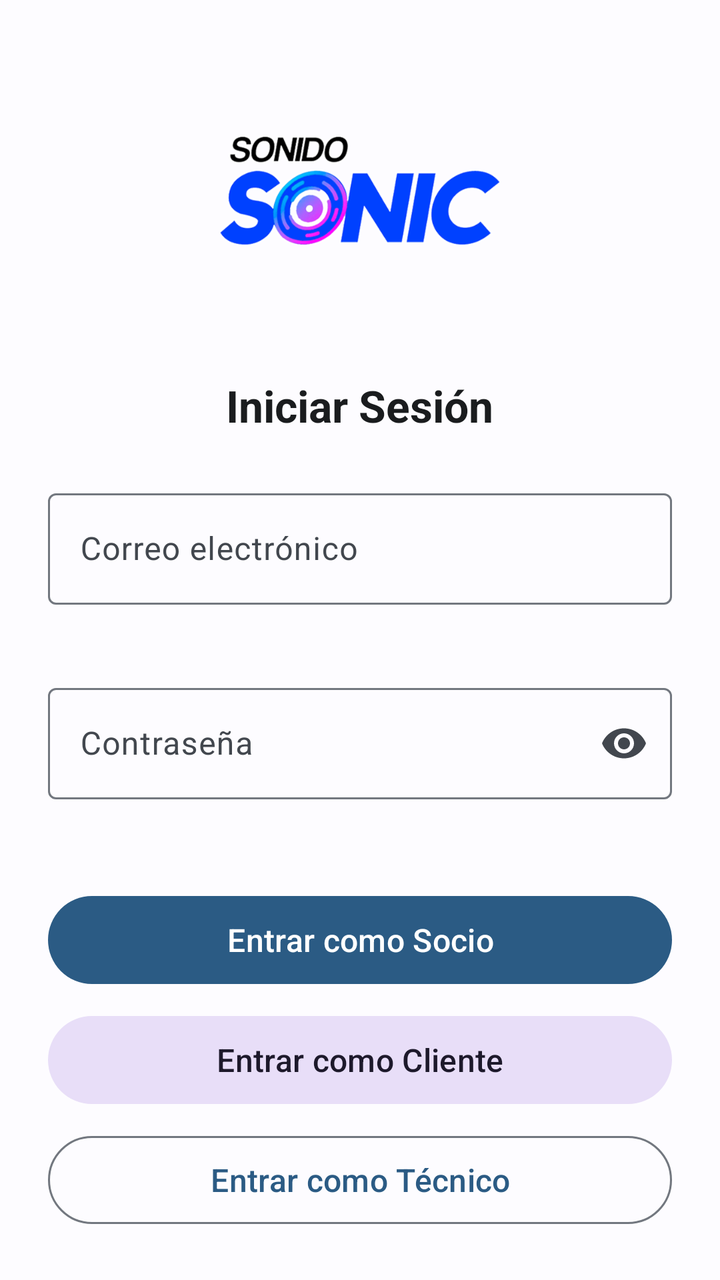
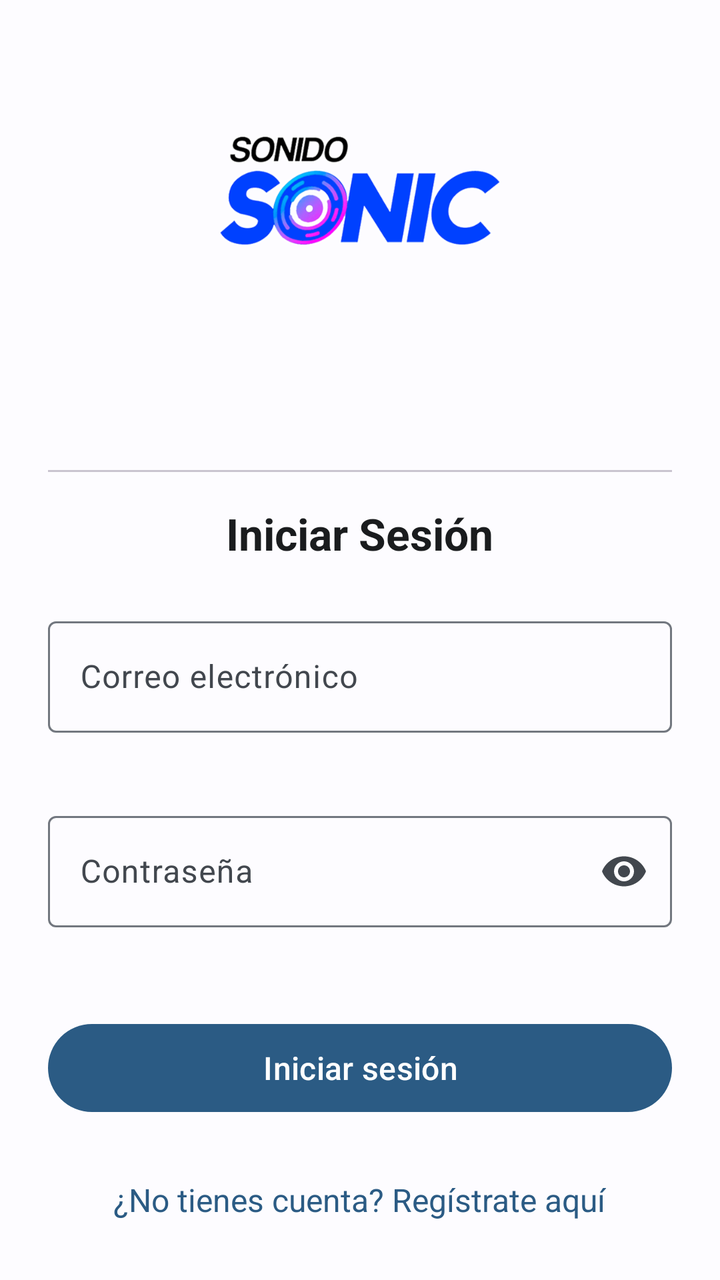

Before-and-after screenshots of an Android layout around one commit, followed by the original layout XML and the change that was made.
<!-- AndroidManifest.xml: application theme Theme.PropuestaSonidoSonic -->
<!-- res/layout/fragment_login.xml -->
<?xml version="1.0" encoding="utf-8"?>
<androidx.core.widget.NestedScrollView xmlns:android="http://schemas.android.com/apk/res/android"
    xmlns:app="http://schemas.android.com/apk/res-auto"
    xmlns:tools="http://schemas.android.com/tools"
    android:layout_width="match_parent"
    android:layout_height="match_parent"
    android:fillViewport="true"
    android:background="?attr/android:colorBackground">

    <LinearLayout
        android:layout_width="match_parent"
        android:layout_height="wrap_content"
        android:gravity="center_horizontal"
        android:orientation="vertical"
        android:paddingStart="@dimen/spacing_large"
        android:paddingTop="@dimen/spacing_xlarge"
        android:paddingEnd="@dimen/spacing_large"
        android:paddingBottom="@dimen/spacing_xlarge">

        
        <ImageView
            android:id="@+id/imgLogo"
            android:layout_width="@dimen/logo_size"
            android:layout_height="@dimen/logo_size"
            android:layout_marginBottom="@dimen/spacing_medium"
            android:contentDescription="@string/desc_logo"
            android:src="@drawable/sonidosonic" />

        <TextView
            android:layout_width="wrap_content"
            android:layout_height="wrap_content"
            android:layout_marginBottom="@dimen/spacing_large"
            android:text="@string/login_titulo"
            android:textColor="?attr/colorOnSurface"
            android:textSize="@dimen/text_headline"
            android:textStyle="bold" />

        
        <com.google.android.material.textfield.TextInputLayout
            android:id="@+id/tilCorreo"
            android:layout_width="match_parent"
            android:layout_height="wrap_content"
            android:layout_marginBottom="@dimen/spacing_medium"
            android:hint="@string/hint_correo"
            app:boxBackgroundMode="outline"
            app:errorEnabled="true">

            <com.google.android.material.textfield.TextInputEditText
                android:id="@+id/etCorreo"
                android:layout_width="match_parent"
                android:layout_height="wrap_content"
                android:inputType="textEmailAddress"
                android:minHeight="@dimen/touch_target_min"
                android:textColor="?attr/colorOnSurface"
                android:textSize="@dimen/text_body" />
        </com.google.android.material.textfield.TextInputLayout>

        
        <com.google.android.material.textfield.TextInputLayout
            android:id="@+id/tilContrasena"
            android:layout_width="match_parent"
            android:layout_height="wrap_content"
            android:layout_marginBottom="@dimen/spacing_large"
            android:hint="@string/hint_contrasena"
            app:boxBackgroundMode="outline"
            app:endIconMode="password_toggle"
            app:errorEnabled="true">

            <com.google.android.material.textfield.TextInputEditText
                android:id="@+id/etContrasena"
                android:layout_width="match_parent"
                android:layout_height="wrap_content"
                android:inputType="textPassword"
                android:minHeight="@dimen/touch_target_min"
                android:textColor="?attr/colorOnSurface"
                android:textSize="@dimen/text_body" />
        </com.google.android.material.textfield.TextInputLayout>

        
        <com.google.android.material.button.MaterialButton
            android:id="@+id/btnLoginSocio"
            android:layout_width="match_parent"
            android:layout_height="@dimen/button_height"
            android:layout_marginBottom="@dimen/spacing_small"
            android:text="@string/btn_login_socio"
            android:textSize="@dimen/text_body" />

        
        <com.google.android.material.button.MaterialButton
            android:id="@+id/btnLoginCliente"
            style="@style/Widget.Material3.Button.TonalButton"
            android:layout_width="match_parent"
            android:layout_height="@dimen/button_height"
            android:layout_marginBottom="@dimen/spacing_small"
            android:text="@string/btn_login_cliente"
            android:textSize="@dimen/text_body" />

        
        <com.google.android.material.button.MaterialButton
            android:id="@+id/btnLoginTecnico"
            style="@style/Widget.Material3.Button.OutlinedButton"
            android:layout_width="match_parent"
            android:layout_height="@dimen/button_height"
            android:layout_marginBottom="@dimen/spacing_large"
            android:text="@string/btn_login_tecnico"
            android:textSize="@dimen/text_body" />

        
        <TextView
            android:id="@+id/tvIrARegistro"
            android:layout_width="wrap_content"
            android:layout_height="wrap_content"
            android:minHeight="@dimen/touch_target_min"
            android:gravity="center"
            android:padding="@dimen/spacing_small"
            android:text="@string/link_ir_a_registro"
            android:textColor="?attr/colorPrimary"
            android:textSize="@dimen/text_body" />

    </LinearLayout>

</androidx.core.widget.NestedScrollView>
<!-- resources referenced by this layout -->
<resources>
  <dimen name="button_height">52dp</dimen>
  <dimen name="logo_size">140dp</dimen>
  <dimen name="spacing_large">24dp</dimen>
  <dimen name="spacing_medium">16dp</dimen>
  <dimen name="spacing_small">8dp</dimen>
  <dimen name="spacing_xlarge">32dp</dimen>
  <dimen name="text_body">16sp</dimen>
  <dimen name="text_headline">22sp</dimen>
  <dimen name="touch_target_min">48dp</dimen>
  <!-- drawable sonidosonic: png bitmap (drawable, 89997 bytes) -->
  <string name="btn_login_cliente">Entrar como Cliente</string>
  <string name="btn_login_socio">Entrar como Socio</string>
  <string name="btn_login_tecnico">Entrar como Técnico</string>
  <string name="desc_logo">Logotipo de Sonido Sonic</string>
  <string name="hint_contrasena">Contraseña</string>
  <string name="hint_correo">Correo electrónico</string>
  <string name="link_ir_a_registro">¿No tienes cuenta? Regístrate aquí</string>
  <string name="login_titulo">Iniciar Sesión</string>
  <style name="Theme.PropuestaSonidoSonic" parent="Base.Theme.PropuestaSonidoSonic" />
  <style name="Base.Theme.PropuestaSonidoSonic" parent="Theme.Material3.DayNight.NoActionBar">
          <item name="colorPrimary">@color/md_theme_light_primary</item>
          <item name="colorOnPrimary">@color/md_theme_light_onPrimary</item>
          <item name="colorPrimaryContainer">@color/md_theme_light_primaryContainer</item>
          <item name="colorOnPrimaryContainer">@color/md_theme_light_onPrimaryContainer</item>
          <item name="colorSecondary">@color/md_theme_light_secondary</item>
          <item name="colorOnSecondary">@color/md_theme_light_onSecondary</item>
          <item name="colorSurface">@color/md_theme_light_surface</item>
          <item name="colorOnSurface">@color/md_theme_light_onSurface</item>
          <item name="colorSurfaceVariant">@color/md_theme_light_surfaceVariant</item>
          <item name="colorOnSurfaceVariant">@color/md_theme_light_onSurfaceVariant</item>
          <item name="colorOutline">@color/md_theme_light_outline</item>
          <item name="android:colorBackground">@color/md_theme_light_background</item>
          <item name="colorOnBackground">@color/md_theme_light_onBackground</item>
      </style>
  <color name="md_theme_light_primary">#2B5B84</color>
  <color name="md_theme_light_onPrimary">#FFFFFF</color>
  <color name="md_theme_light_primaryContainer">#CCE5FF</color>
  <color name="md_theme_light_onPrimaryContainer">#001D33</color>
  <color name="md_theme_light_secondary">#52606F</color>
  <color name="md_theme_light_onSecondary">#FFFFFF</color>
  <color name="md_theme_light_surface">#FDFCFF</color>
  <color name="md_theme_light_onSurface">#1A1C1E</color>
  <color name="md_theme_light_surfaceVariant">#DEE3EB</color>
  <color name="md_theme_light_onSurfaceVariant">#42474E</color>
  <color name="md_theme_light_outline">#72777F</color>
  <color name="md_theme_light_background">#FDFCFF</color>
  <color name="md_theme_light_onBackground">#1A1C1E</color>
</resources>

<!-- the commit's change to res/layout/fragment_login.xml (unified diff, before → after) -->
@@ -25,6 +25,16 @@
             android:layout_marginBottom="@dimen/spacing_medium"
             android:contentDescription="@string/desc_logo"
             android:src="@drawable/sonidosonic" />
+
+        
+        <com.google.android.material.tabs.TabLayout
+            android:id="@+id/tabLayoutRol"
+            android:layout_width="match_parent"
+            android:layout_height="wrap_content"
+            android:layout_marginBottom="@dimen/spacing_medium"
+            app:tabGravity="fill"
+            app:tabIndicatorFullWidth="true"
+            app:tabMode="fixed" />
 
         <TextView
             android:layout_width="wrap_content"
@@ -70,6 +80,7 @@
                 android:id="@+id/etContrasena"
                 android:layout_width="match_parent"
                 android:layout_height="wrap_content"
+                android:imeOptions="actionDone"
                 android:inputType="textPassword"
                 android:minHeight="@dimen/touch_target_min"
                 android:textColor="?attr/colorOnSurface"
@@ -78,31 +89,11 @@
 
         
         <com.google.android.material.button.MaterialButton
-            android:id="@+id/btnLoginSocio"
+            android:id="@+id/btnIniciarSesion"
             android:layout_width="match_parent"
             android:layout_height="@dimen/button_height"
-            android:layout_marginBottom="@dimen/spacing_small"
-            android:text="@string/btn_login_socio"
-            android:textSize="@dimen/text_body" />
-
-        
-        <com.google.android.material.button.MaterialButton
-            android:id="@+id/btnLoginCliente"
-            style="@style/Widget.Material3.Button.TonalButton"
-            android:layout_width="match_parent"
-            android:layout_height="@dimen/button_height"
-            android:layout_marginBottom="@dimen/spacing_small"
-            android:text="@string/btn_login_cliente"
-            android:textSize="@dimen/text_body" />
-
-        
-        <com.google.android.material.button.MaterialButton
-            android:id="@+id/btnLoginTecnico"
-            style="@style/Widget.Material3.Button.OutlinedButton"
-            android:layout_width="match_parent"
-            android:layout_height="@dimen/button_height"
-            android:layout_marginBottom="@dimen/spacing_large"
-            android:text="@string/btn_login_tecnico"
+            android:layout_marginBottom="@dimen/spacing_medium"
+            android:text="@string/btn_iniciar_sesion"
             android:textSize="@dimen/text_body" />
 
         
<!-- resource entries referenced after the edit -->
@@ -10,9 +10,7 @@
   <dimen name="text_headline">22sp</dimen>
   <dimen name="touch_target_min">48dp</dimen>
   <!-- drawable sonidosonic: png bitmap (drawable, 89997 bytes) -->
-  <string name="btn_login_cliente">Entrar como Cliente</string>
-  <string name="btn_login_socio">Entrar como Socio</string>
-  <string name="btn_login_tecnico">Entrar como Técnico</string>
+  <string name="btn_iniciar_sesion">Iniciar sesión</string>
   <string name="desc_logo">Logotipo de Sonido Sonic</string>
   <string name="hint_contrasena">Contraseña</string>
   <string name="hint_correo">Correo electrónico</string>
